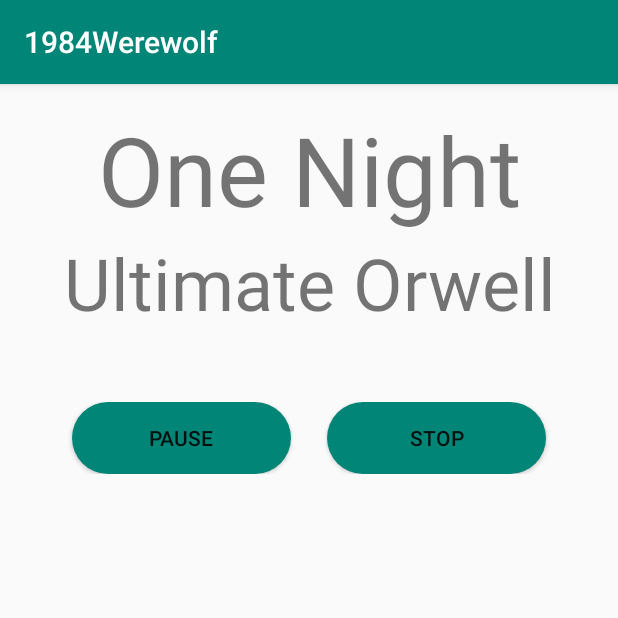
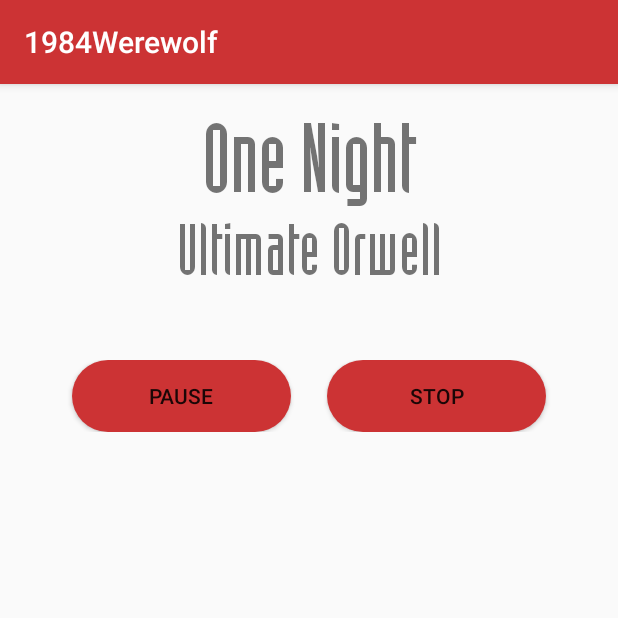
Before and after one commit to bbchristians/1984Werewolf, an Android app: the NarratingFragment screen opened directly, with no data from a screen before it, on a phone screen of 412 x 824 dp, the top half of it. Run offline under Robolectric (Android 15) with nearby library versions, the phone set to English and light mode, and no system bars.

Commit message:
Fixed some issues and colors

```diff
--- a/app/src/main/java/dev/benchristians/a1984werewolf/narrating/NarratingFragment.kt
+++ b/app/src/main/java/dev/benchristians/a1984werewolf/narrating/NarratingFragment.kt
@@ -1,5 +1,6 @@
 package dev.benchristians.a1984werewolf.narrating
 
+import android.graphics.Typeface
 import android.media.MediaPlayer
 import android.os.Bundle
 import android.os.Handler
@@ -11,13 +12,26 @@ import android.widget.TextView
 import android.widget.ToggleButton
 import dev.benchristians.a1984werewolf.AudioQueue
 import dev.benchristians.a1984werewolf.R
+import java.util.*
 
 class NarratingFragment: Fragment() {
 
     var rootView: View? = null
 
     var player: MediaPlayer? = null
+    set(other) {
+        field?.pause()
+        field?.release()
+        field = other
+    }
+
     private var musicPlayer: MediaPlayer? = null
+    set(other) {
+        field?.pause()
+        field?.release()
+        field = other
+    }
+
     private var audioSequence: List<AudioQueue?> = listOf()
 
     override fun onCreateView(inflater: LayoutInflater, container: ViewGroup?, savedInstanceState: Bundle?): View? {
@@ -28,6 +42,16 @@ class NarratingFragment: Fragment() {
         }?.joinToString(", ")
 
         rootView?.findViewById<TextView>(R.id.world)?.text = roles
+
+        // Set Fonts
+        context?.applicationContext?.assets?.let { assetManager->
+            val typeface = Typeface.createFromAsset(
+                assetManager,
+                String.format(Locale.US, "fonts/%s", "Industria_Solid.ttf")
+            )
+            this.rootView?.findViewById<TextView>(R.id.top_text_1)?.typeface = typeface
+            this.rootView?.findViewById<TextView>(R.id.top_text_2)?.typeface = typeface
+        }
 
         initiateNarration()
 
@@ -62,6 +86,7 @@ class NarratingFragment: Fragment() {
             *mp3s,
             AudioQueue(R.raw.orwell_outro2, 0L))
         startNarration(0)
+        this.startMusicPlayer()
     }
 
     private fun startNarration(fromPoint: Int) {
@@ -71,21 +96,24 @@ class NarratingFragment: Fragment() {
             return
         }
         val audioQueue = this.audioSequence[fromPoint] ?: return
-        this.player = MediaPlayer.create(this.context, audioQueue.mp3)
+        this.context?.let { context ->
+            this.player = MediaPlayer.create(context, audioQueue.mp3)
             this.player?.setOnCompletionListener {
                 Handler().postDelayed({
                     startNarration(fromPoint+1)
                 }, audioQueue.pauseDur)
             }
             this.player?.start()
-        this.startMusicPlayer()
+        }
     }
 
     private fun startMusicPlayer() {
-        this.musicPlayer = MediaPlayer.create(this.context, R.raw.background_music)
+        this.context?.let { context ->
+            this.musicPlayer = MediaPlayer.create(context, R.raw.background_music)
             this.musicPlayer?.isLooping = true
             this.musicPlayer?.setVolume(.15f, .15f)
             this.musicPlayer?.start()
+        }
     }
 
     private fun hideNarrationButtons() {
--- a/app/src/main/res/values/colors.xml
+++ b/app/src/main/res/values/colors.xml
@@ -1,6 +1,6 @@
 <?xml version="1.0" encoding="utf-8"?>
 <resources>
-    <color name="colorPrimary">#008577</color>
-    <color name="colorPrimaryDark">#00574B</color>
-    <color name="colorAccent">#D81B60</color>
+    <color name="colorPrimary">#CC3334</color>
+    <color name="colorPrimaryDark">#A40C0B</color>
+    <color name="colorAccent">#333</color>
 </resources>
```
Lines whose indentation alone changed are shown as unchanged.
